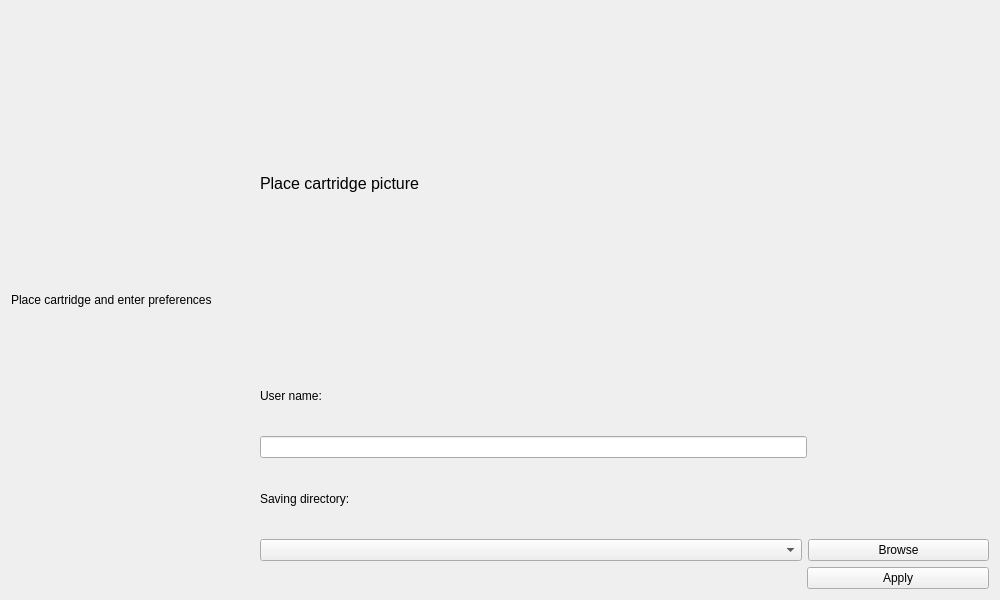
Old version of the form sequential/views/Preferences_Widget.ui in the repository aquilesC/NanoCETPy.
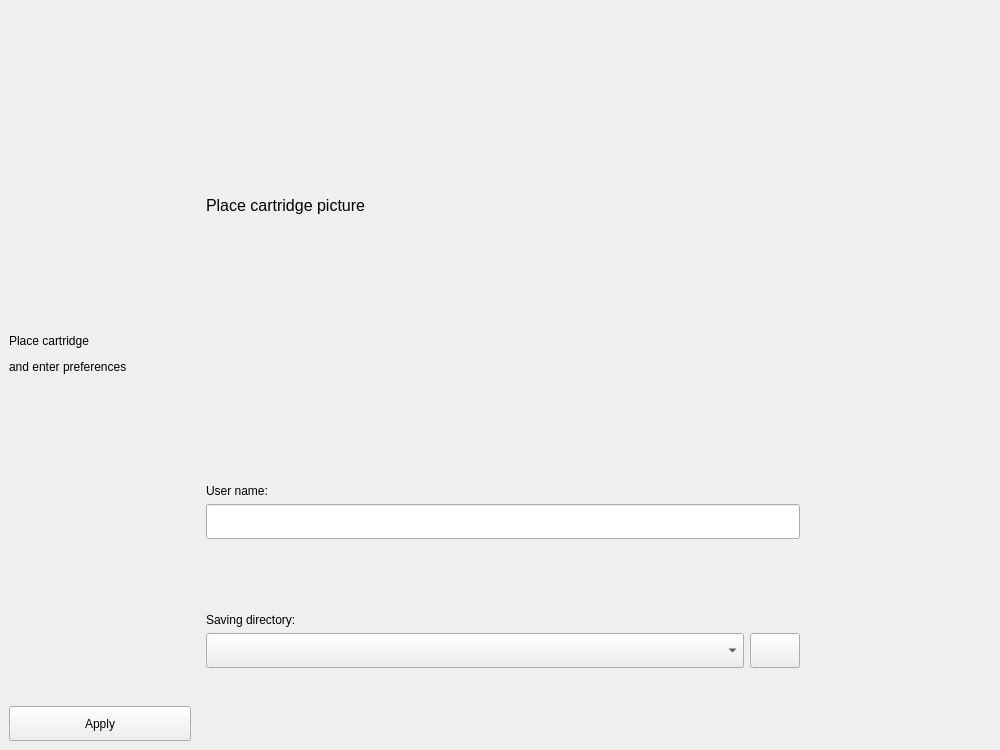
New version of the form. Icons and pictures are not drawn.

```diff
--- a/sequential/views/Preferences_Widget.ui
+++ b/sequential/views/Preferences_Widget.ui
@@ -7,29 +7,86 @@
     <x>0</x>
     <y>0</y>
     <width>1000</width>
-    <height>600</height>
+    <height>750</height>
    </rect>
   </property>
   <property name="minimumSize">
    <size>
     <width>1000</width>
-    <height>600</height>
+    <height>750</height>
    </size>
   </property>
   <property name="windowTitle">
    <string>Form</string>
   </property>
-  <layout class="QHBoxLayout" name="horizontalLayout_6" stretch="1,3">
+  <layout class="QHBoxLayout" name="horizontalLayout_6" stretch="0,3">
+   <property name="sizeConstraint">
+    <enum>QLayout::SetDefaultConstraint</enum>
+   </property>
+   <property name="leftMargin">
+    <number>0</number>
+   </property>
+   <property name="topMargin">
+    <number>0</number>
+   </property>
+   <property name="rightMargin">
+    <number>0</number>
+   </property>
+   <property name="bottomMargin">
+    <number>0</number>
+   </property>
    <item>
-    <layout class="QVBoxLayout" name="verticalLayout">
-     <item>
-      <widget class="QLabel" name="label_4">
-       <property name="text">
-        <string>Place cartridge and enter preferences</string>
-       </property>
-      </widget>
-     </item>
-    </layout>
+    <widget class="QFrame" name="frame">
+     <property name="sizePolicy">
+      <sizepolicy hsizetype="Preferred" vsizetype="Preferred">
+       <horstretch>0</horstretch>
+       <verstretch>0</verstretch>
+      </sizepolicy>
+     </property>
+     <property name="minimumSize">
+      <size>
+       <width>200</width>
+       <height>0</height>
+      </size>
+     </property>
+     <layout class="QVBoxLayout" name="verticalLayout">
+      <property name="sizeConstraint">
+       <enum>QLayout::SetDefaultConstraint</enum>
+      </property>
+      <item>
+       <widget class="QLabel" name="label_4">
+        <property name="maximumSize">
+         <size>
+          <width>16777215</width>
+          <height>16777215</height>
+         </size>
+        </property>
+        <property name="text">
+         <string>&lt;html&gt;&lt;head/&gt;&lt;body&gt;&lt;p&gt;Place cartridge &lt;/p&gt;&lt;p&gt;and enter preferences&lt;/p&gt;&lt;/body&gt;&lt;/html&gt;</string>
+        </property>
+        <property name="alignment">
+         <set>Qt::AlignLeading|Qt::AlignLeft|Qt::AlignVCenter</set>
+        </property>
+       </widget>
+      </item>
+      <item>
+       <widget class="QPushButton" name="apply_button">
+        <property name="minimumSize">
+         <size>
+          <width>0</width>
+          <height>35</height>
+         </size>
+        </property>
+        <property name="text">
+         <string>Apply</string>
+        </property>
+        <property name="flat">
+         <bool>false</bool>
+        </property>
+       </widget>
+      </item>
+     </layout>
+    </widget>
    </item>
    <item>
     <layout class="QVBoxLayout" name="verticalLayout_2" stretch="5,1,1,1,1,1">
@@ -40,6 +97,9 @@
          <pointsize>12</pointsize>
         </font>
        </property>
+       <property name="styleSheet">
+        <string notr="true"/>
+       </property>
        <property name="text">
         <string>Place cartridge picture</string>
        </property>
@@ -52,18 +112,21 @@
          <property name="text">
           <string>User name:</string>
          </property>
+         <property name="alignment">
+          <set>Qt::AlignBottom|Qt::AlignLeading|Qt::AlignLeft</set>
+         </property>
         </widget>
        </item>
       </layout>
      </item>
      <item>
-      <layout class="QHBoxLayout" name="horizontalLayout_4" stretch="3,1">
+      <layout class="QHBoxLayout" name="horizontalLayout_4" stretch="3,0">
        <item>
         <widget class="QLineEdit" name="name_line">
          <property name="minimumSize">
           <size>
            <width>0</width>
-           <height>0</height>
+           <height>35</height>
           </size>
          </property>
         </widget>
@@ -75,7 +138,7 @@
          </property>
          <property name="sizeHint" stdset="0">
           <size>
-           <width>40</width>
+           <width>200</width>
            <height>20</height>
           </size>
          </property>
@@ -90,26 +153,68 @@
          <property name="text">
           <string>Saving directory:</string>
          </property>
+         <property name="alignment">
+          <set>Qt::AlignBottom|Qt::AlignLeading|Qt::AlignLeft</set>
+         </property>
         </widget>
        </item>
       </layout>
      </item>
      <item>
-      <layout class="QHBoxLayout" name="horizontalLayout" stretch="3,1">
+      <layout class="QHBoxLayout" name="horizontalLayout" stretch="3,0,0">
        <item>
-        <widget class="QComboBox" name="directory_box"/>
+        <widget class="QComboBox" name="directory_box">
+         <property name="minimumSize">
+          <size>
+           <width>0</width>
+           <height>35</height>
+          </size>
+         </property>
+         <property name="styleSheet">
+          <string notr="true"/>
+         </property>
+        </widget>
        </item>
        <item>
         <widget class="QPushButton" name="browse_button">
+         <property name="minimumSize">
+          <size>
+           <width>50</width>
+           <height>35</height>
+          </size>
+         </property>
+         <property name="maximumSize">
+          <size>
+           <width>50</width>
+           <height>16777215</height>
+          </size>
+         </property>
          <property name="text">
-          <string>Browse</string>
+          <string/>
+         </property>
+         <property name="icon">
+          <iconset>
+           <normaloff>folder_icon.png</normaloff>folder_icon.png</iconset>
          </property>
         </widget>
        </item>
+       <item>
+        <spacer name="horizontalSpacer_3">
+         <property name="orientation">
+          <enum>Qt::Horizontal</enum>
+         </property>
+         <property name="sizeHint" stdset="0">
+          <size>
+           <width>200</width>
+           <height>20</height>
+          </size>
+         </property>
+        </spacer>
+       </item>
       </layout>
      </item>
      <item>
-      <layout class="QHBoxLayout" name="horizontalLayout_5" stretch="3,1">
+      <layout class="QHBoxLayout" name="horizontalLayout_5" stretch="3">
        <item>
         <spacer name="horizontalSpacer">
          <property name="orientation">
@@ -123,13 +228,6 @@
          </property>
         </spacer>
        </item>
-       <item>
-        <widget class="QPushButton" name="apply_button">
-         <property name="text">
-          <string>Apply</string>
-         </property>
-        </widget>
-       </item>
       </layout>
      </item>
     </layout>
```
